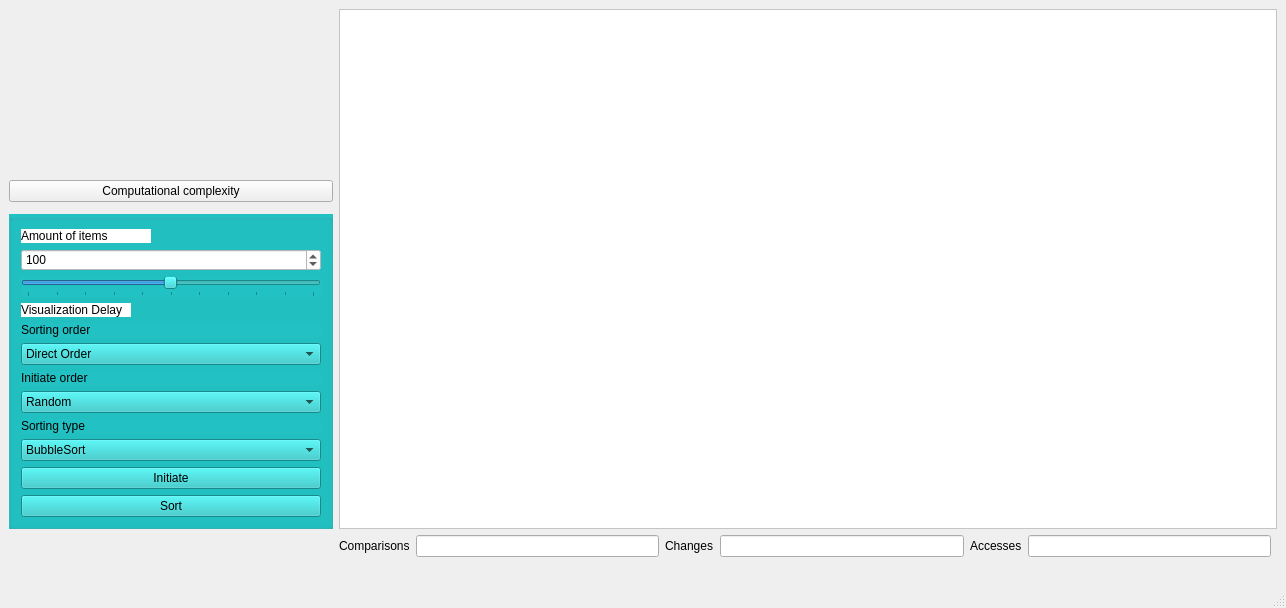
Above: Sortings_Visualization/mainwindow.ui from yegorgru/OOP_Lab2_4_Semester before the change. Below: the same form after it.
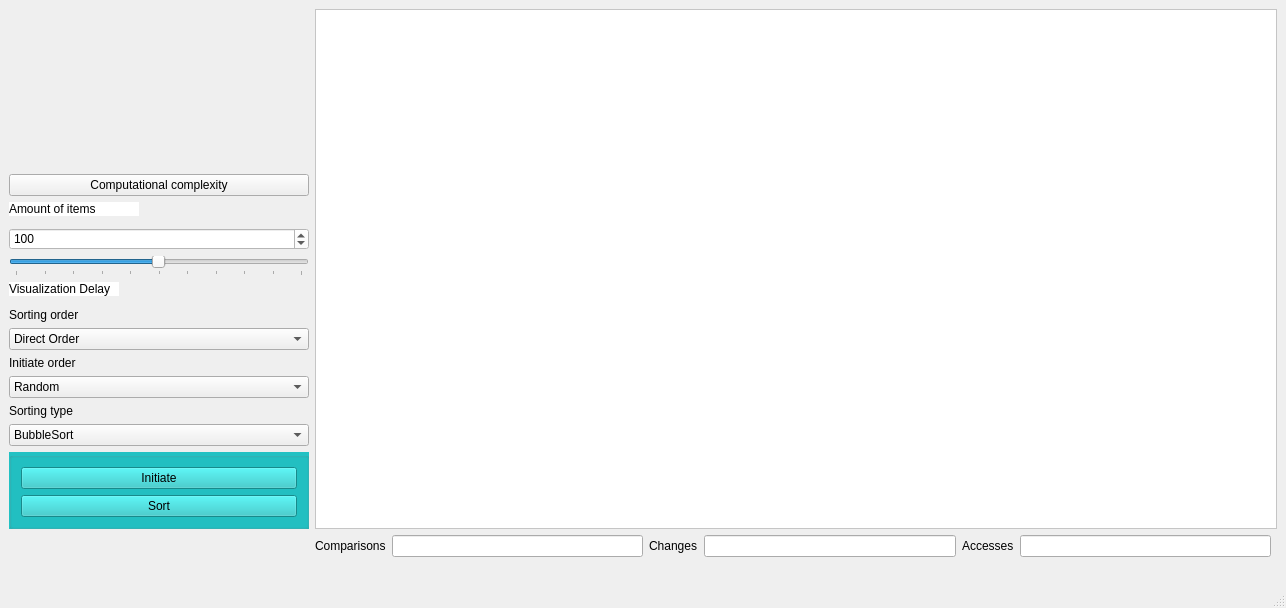
That is the form after the change.

Commit message: it's possible to change delay while visualization running

Patch:
```diff
--- a/Sortings_Visualization/mainwindow.ui
+++ b/Sortings_Visualization/mainwindow.ui
@@ -24,112 +24,7 @@
   <widget class="QWidget" name="centralwidget">
    <layout class="QGridLayout" name="gridLayout">
     <item row="6" column="1">
-     <widget class="QLabel" name="TheorComplexity">
-      <property name="text">
-       <string/>
-      </property>
-     </widget>
-    </item>
-    <item row="5" column="2">
-     <widget class="QLabel" name="label_2">
-      <property name="text">
-       <string>Comparisons</string>
-      </property>
-     </widget>
-    </item>
-    <item row="5" column="7">
-     <widget class="QLineEdit" name="accesses">
-      <property name="text">
-       <string/>
-      </property>
-     </widget>
-    </item>
-    <item row="5" column="1">
-     <widget class="QLabel" name="SortingTime">
-      <property name="text">
-       <string/>
-      </property>
-     </widget>
-    </item>
-    <item row="2" column="1">
-     <widget class="QPushButton" name="pushButton">
-      <property name="text">
-       <string>Computational complexity</string>
-      </property>
-     </widget>
-    </item>
-    <item row="5" column="3">
-     <widget class="QLineEdit" name="comparisons"/>
-    </item>
-    <item row="5" column="4">
-     <widget class="QLabel" name="label_4">
-      <property name="text">
-       <string>Changes</string>
-      </property>
-     </widget>
-    </item>
-    <item row="4" column="1">
-     <widget class="QGroupBox" name="groupBox">
-      <property name="minimumSize">
-       <size>
-        <width>300</width>
-        <height>0</height>
-       </size>
-      </property>
-      <property name="maximumSize">
-       <size>
-        <width>16777215</width>
-        <height>16777215</height>
-       </size>
-      </property>
-      <property name="styleSheet">
-       <string notr="true">background: rgb(34,193,195);
-background: linear-gradient(0deg, rgba(34,193,195,1) 0%, rgba(149,45,253,0.38728995015975143) 100%);</string>
-      </property>
-      <property name="title">
-       <string/>
-      </property>
-      <layout class="QVBoxLayout" name="verticalLayout">
-       <item>
-        <widget class="QLabel" name="label_3">
-         <property name="maximumSize">
-          <size>
-           <width>130</width>
-           <height>16777215</height>
-          </size>
-         </property>
-         <property name="styleSheet">
-          <string notr="true">background-color: rgb(255, 255, 255);</string>
-         </property>
-         <property name="text">
-          <string>Amount of items</string>
-         </property>
-        </widget>
-       </item>
-       <item>
-        <widget class="QSpinBox" name="numberOfItems">
-         <property name="maximumSize">
-          <size>
-           <width>16777215</width>
-           <height>16777215</height>
-          </size>
-         </property>
-         <property name="styleSheet">
-          <string notr="true">background: rgb(255, 255, 255)</string>
-         </property>
-         <property name="minimum">
-          <number>2</number>
-         </property>
-         <property name="maximum">
-          <number>500</number>
-         </property>
-         <property name="value">
-          <number>100</number>
-         </property>
-        </widget>
-       </item>
-       <item>
-        <widget class="QSlider" name="Slider">
+     <widget class="QSlider" name="delay">
          <property name="minimumSize">
           <size>
            <width>30</width>
@@ -171,30 +66,78 @@
          </property>
         </widget>
        </item>
-       <item>
-        <widget class="QLabel" name="label">
-         <property name="maximumSize">
-          <size>
-           <width>110</width>
-           <height>30</height>
-          </size>
-         </property>
-         <property name="styleSheet">
-          <string notr="true">background-color: rgb(255, 255, 255);</string>
-         </property>
+    <item row="16" column="3">
+     <widget class="QLineEdit" name="comparisons"/>
+    </item>
+    <item row="16" column="6">
+     <widget class="QLabel" name="label_5">
          <property name="text">
-          <string>Visualization Delay</string>
+       <string>Accesses</string>
          </property>
         </widget>
        </item>
-       <item>
+    <item row="0" column="2" rowspan="16" colspan="7">
+     <widget class="QGraphicsView" name="graphicsView">
+      <property name="styleSheet">
+       <string notr="true">background: rgb(255, 255, 255)</string>
+      </property>
+     </widget>
+    </item>
+    <item row="9" column="1">
         <widget class="QLabel" name="label_6">
          <property name="text">
           <string>Sorting order</string>
          </property>
         </widget>
        </item>
-       <item>
+    <item row="11" column="1">
+     <widget class="QLabel" name="label_7">
+      <property name="text">
+       <string>Initiate order</string>
+      </property>
+     </widget>
+    </item>
+    <item row="3" column="1">
+     <widget class="QLabel" name="label_3">
+      <property name="maximumSize">
+       <size>
+        <width>130</width>
+        <height>16777215</height>
+       </size>
+      </property>
+      <property name="styleSheet">
+       <string notr="true">background-color: rgb(255, 255, 255);</string>
+      </property>
+      <property name="text">
+       <string>Amount of items</string>
+      </property>
+     </widget>
+    </item>
+    <item row="16" column="7">
+     <widget class="QLineEdit" name="accesses">
+      <property name="text">
+       <string/>
+      </property>
+     </widget>
+    </item>
+    <item row="17" column="1">
+     <widget class="QLabel" name="TheorComplexity">
+      <property name="text">
+       <string/>
+      </property>
+     </widget>
+    </item>
+    <item row="16" column="2">
+     <widget class="QLabel" name="label_2">
+      <property name="text">
+       <string>Comparisons</string>
+      </property>
+     </widget>
+    </item>
+    <item row="16" column="5">
+     <widget class="QLineEdit" name="changes"/>
+    </item>
+    <item row="10" column="1">
         <widget class="QComboBox" name="SortingOrder">
          <item>
           <property name="text">
@@ -208,14 +151,92 @@
          </item>
         </widget>
        </item>
+    <item row="1" column="1">
+     <spacer name="verticalSpacer">
+      <property name="orientation">
+       <enum>Qt::Vertical</enum>
+      </property>
+      <property name="sizeHint" stdset="0">
+       <size>
+        <width>20</width>
+        <height>40</height>
+       </size>
+      </property>
+     </spacer>
+    </item>
+    <item row="13" column="1">
+     <widget class="QLabel" name="label_8">
+      <property name="text">
+       <string>Sorting type</string>
+      </property>
+     </widget>
+    </item>
+    <item row="16" column="4">
+     <widget class="QLabel" name="label_4">
+      <property name="text">
+       <string>Changes</string>
+      </property>
+     </widget>
+    </item>
+    <item row="15" column="1">
+     <widget class="QGroupBox" name="groupBox">
+      <property name="minimumSize">
+       <size>
+        <width>300</width>
+        <height>0</height>
+       </size>
+      </property>
+      <property name="maximumSize">
+       <size>
+        <width>16777215</width>
+        <height>16777215</height>
+       </size>
+      </property>
+      <property name="styleSheet">
+       <string notr="true">background: rgb(34,193,195);
+background: linear-gradient(0deg, rgba(34,193,195,1) 0%, rgba(149,45,253,0.38728995015975143) 100%);</string>
+      </property>
+      <property name="title">
+       <string/>
+      </property>
+      <layout class="QVBoxLayout" name="verticalLayout">
        <item>
-        <widget class="QLabel" name="label_7">
+        <widget class="QPushButton" name="InitiateButton">
+         <property name="maximumSize">
+          <size>
+           <width>16777215</width>
+           <height>16777215</height>
+          </size>
+         </property>
          <property name="text">
-          <string>Initiate order</string>
+          <string>Initiate</string>
          </property>
         </widget>
        </item>
        <item>
+        <widget class="QPushButton" name="SortButton">
+         <property name="maximumSize">
+          <size>
+           <width>16777215</width>
+           <height>16777215</height>
+          </size>
+         </property>
+         <property name="text">
+          <string>Sort</string>
+         </property>
+        </widget>
+       </item>
+      </layout>
+     </widget>
+    </item>
+    <item row="2" column="1">
+     <widget class="QPushButton" name="pushButton">
+      <property name="text">
+       <string>Computational complexity</string>
+      </property>
+     </widget>
+    </item>
+    <item row="12" column="1">
         <widget class="QComboBox" name="InitiateOrder">
          <item>
           <property name="text">
@@ -234,14 +255,52 @@
          </item>
         </widget>
        </item>
-       <item>
-        <widget class="QLabel" name="label_8">
+    <item row="7" column="1">
+     <widget class="QLabel" name="label">
+      <property name="maximumSize">
+       <size>
+        <width>110</width>
+        <height>30</height>
+       </size>
+      </property>
+      <property name="styleSheet">
+       <string notr="true">background-color: rgb(255, 255, 255);</string>
+      </property>
          <property name="text">
-          <string>Sorting type</string>
+       <string>Visualization Delay</string>
          </property>
         </widget>
        </item>
-       <item>
+    <item row="16" column="1">
+     <widget class="QLabel" name="SortingTime">
+      <property name="text">
+       <string/>
+      </property>
+     </widget>
+    </item>
+    <item row="5" column="1">
+     <widget class="QSpinBox" name="numberOfItems">
+      <property name="maximumSize">
+       <size>
+        <width>16777215</width>
+        <height>16777215</height>
+       </size>
+      </property>
+      <property name="styleSheet">
+       <string notr="true">background: rgb(255, 255, 255)</string>
+      </property>
+      <property name="minimum">
+       <number>2</number>
+      </property>
+      <property name="maximum">
+       <number>500</number>
+      </property>
+      <property name="value">
+       <number>100</number>
+      </property>
+     </widget>
+    </item>
+    <item row="14" column="1">
         <widget class="QComboBox" name="SortingNameComboBox">
          <property name="minimumSize">
           <size>
@@ -377,65 +436,6 @@
          </item>
         </widget>
        </item>
-       <item>
-        <widget class="QPushButton" name="InitiateButton">
-         <property name="maximumSize">
-          <size>
-           <width>16777215</width>
-           <height>16777215</height>
-          </size>
-         </property>
-         <property name="text">
-          <string>Initiate</string>
-         </property>
-        </widget>
-       </item>
-       <item>
-        <widget class="QPushButton" name="SortButton">
-         <property name="maximumSize">
-          <size>
-           <width>16777215</width>
-           <height>16777215</height>
-          </size>
-         </property>
-         <property name="text">
-          <string>Sort</string>
-         </property>
-        </widget>
-       </item>
-      </layout>
-     </widget>
-    </item>
-    <item row="5" column="5">
-     <widget class="QLineEdit" name="changes"/>
-    </item>
-    <item row="0" column="2" rowspan="5" colspan="7">
-     <widget class="QGraphicsView" name="graphicsView">
-      <property name="styleSheet">
-       <string notr="true">background: rgb(255, 255, 255)</string>
-      </property>
-     </widget>
-    </item>
-    <item row="5" column="6">
-     <widget class="QLabel" name="label_5">
-      <property name="text">
-       <string>Accesses</string>
-      </property>
-     </widget>
-    </item>
-    <item row="1" column="1">
-     <spacer name="verticalSpacer">
-      <property name="orientation">
-       <enum>Qt::Vertical</enum>
-      </property>
-      <property name="sizeHint" stdset="0">
-       <size>
-        <width>20</width>
-        <height>40</height>
-       </size>
-      </property>
-     </spacer>
-    </item>
    </layout>
   </widget>
   <widget class="QMenuBar" name="menubar">
```
Left out of the diff: 2 changed lines with no effect on the pictures. Lines whose indentation alone changed are shown as unchanged. The commit also changes 2 other files.
